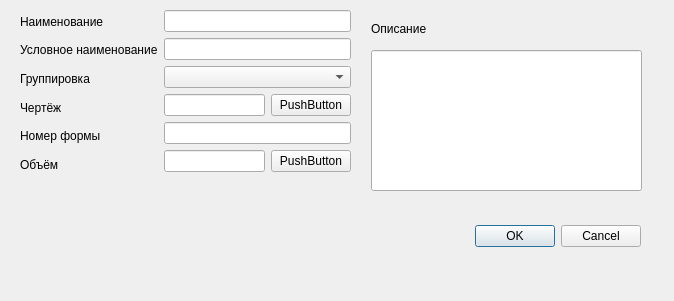
The window that test_UI_new_NOM.ui (Korguv/Poliur) describes before a commit, drawn with Qt 5.
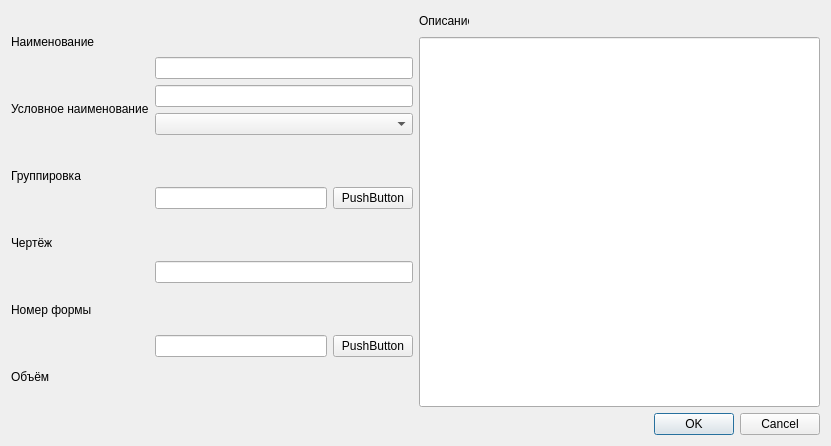
The same window after the commit.

Patch:
```diff
--- a/test_UI_new_NOM.ui
+++ b/test_UI_new_NOM.ui
@@ -6,38 +6,15 @@
    <rect>
     <x>0</x>
     <y>0</y>
-    <width>674</width>
-    <height>301</height>
+    <width>831</width>
+    <height>446</height>
    </rect>
   </property>
   <property name="windowTitle">
    <string>Dialog</string>
   </property>
-  <widget class="QDialogButtonBox" name="buttonBox">
-   <property name="geometry">
-    <rect>
-     <x>300</x>
-     <y>220</y>
-     <width>341</width>
-     <height>32</height>
-    </rect>
-   </property>
-   <property name="orientation">
-    <enum>Qt::Horizontal</enum>
-   </property>
-   <property name="standardButtons">
-    <set>QDialogButtonBox::Cancel|QDialogButtonBox::Ok</set>
-   </property>
-  </widget>
-  <widget class="QWidget" name="layoutWidget">
-   <property name="geometry">
-    <rect>
-     <x>20</x>
-     <y>10</y>
-     <width>331</width>
-     <height>166</height>
-    </rect>
-   </property>
+  <layout class="QGridLayout" name="gridLayout">
+   <item row="0" column="0" rowspan="2">
    <layout class="QHBoxLayout" name="horizontalLayout_2">
     <item>
      <layout class="QVBoxLayout" name="verticalLayout_3">
@@ -134,30 +111,53 @@
      </layout>
     </item>
    </layout>
-  </widget>
+   </item>
+   <item row="2" column="0" colspan="2">
+    <widget class="QDialogButtonBox" name="buttonBox">
+     <property name="orientation">
+      <enum>Qt::Horizontal</enum>
+     </property>
+     <property name="standardButtons">
+      <set>QDialogButtonBox::Cancel|QDialogButtonBox::Ok</set>
+     </property>
+    </widget>
+   </item>
+   <item row="1" column="1">
+    <widget class="QLineEdit" name="lineEdit_3">
+     <property name="sizePolicy">
+      <sizepolicy hsizetype="Expanding" vsizetype="Expanding">
+       <horstretch>0</horstretch>
+       <verstretch>0</verstretch>
+      </sizepolicy>
+     </property>
+     <property name="minimumSize">
+      <size>
+       <width>200</width>
+       <height>200</height>
+      </size>
+     </property>
+    </widget>
+   </item>
+   <item row="0" column="1">
   <widget class="QLabel" name="label_4">
-   <property name="geometry">
-    <rect>
-     <x>371</x>
-     <y>21</y>
-     <width>71</width>
-     <height>16</height>
-    </rect>
+     <property name="sizePolicy">
+      <sizepolicy hsizetype="Expanding" vsizetype="Expanding">
+       <horstretch>0</horstretch>
+       <verstretch>0</verstretch>
+      </sizepolicy>
+     </property>
+     <property name="maximumSize">
+      <size>
+       <width>50</width>
+       <height>20</height>
+      </size>
    </property>
    <property name="text">
     <string>Описание</string>
    </property>
   </widget>
-  <widget class="QLineEdit" name="lineEdit_3">
-   <property name="geometry">
-    <rect>
-     <x>371</x>
-     <y>50</y>
-     <width>271</width>
-     <height>141</height>
-    </rect>
-   </property>
-  </widget>
+   </item>
+  </layout>
  </widget>
  <resources/>
  <connections>
```
Lines whose indentation alone changed are shown as unchanged.
